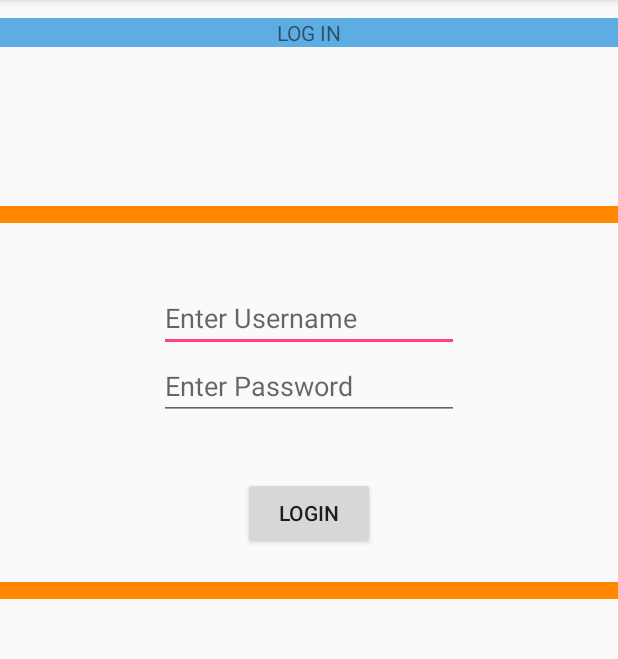
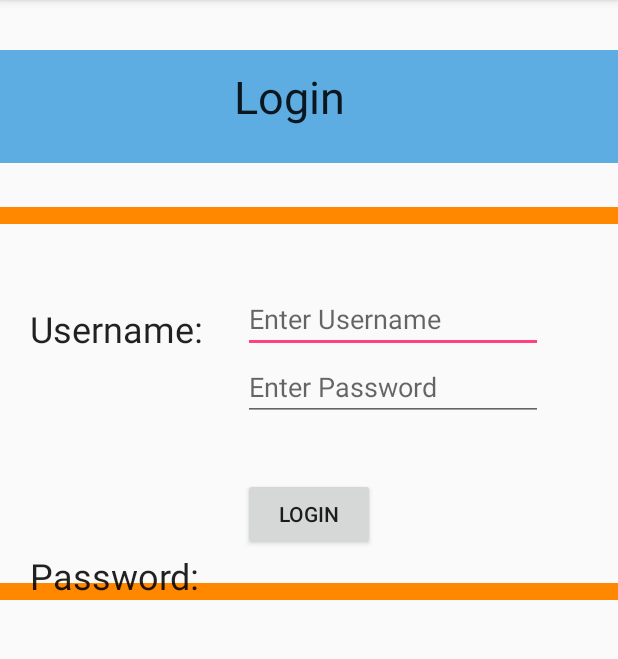
Before and after one commit to anmolw/CP3405-App, an Android app: the screen it shows after launch (MainActivity), on a phone screen of 412 x 824 dp, the part 84-743 px from its top. Run offline under Robolectric (Android 15) with nearby library versions, the phone set to English and light mode, and no system bars; our stand-ins replace Volley.

Commit message:
Updated Login design

```diff
--- a/Dining/app/src/main/res/layout/activity_main.xml
+++ b/Dining/app/src/main/res/layout/activity_main.xml
@@ -1,8 +1,22 @@
 <RelativeLayout xmlns:android="http://schemas.android.com/apk/res/android"
+    xmlns:app="http://schemas.android.com/apk/res-auto"
     xmlns:tools="http://schemas.android.com/tools"
     android:layout_width="match_parent"
     android:layout_height="match_parent"
     tools:context="com.example.primepc.dining.MainActivity">
+
+    <TextView
+        android:id="@+id/textView15"
+        android:layout_width="wrap_content"
+        android:layout_height="wrap_content"
+        android:layout_alignBottom="@+id/id"
+        android:layout_alignParentStart="true"
+        android:layout_marginStart="20dp"
+        android:text="Username:"
+        android:textAppearance="@style/TextAppearance.AppCompat"
+        android:textSize="24sp"
+        android:layout_alignParentLeft="true"
+        android:layout_marginLeft="20dp" />
 
     <View
         android:layout_width="match_parent"
@@ -18,9 +32,10 @@
         android:layout_width="200dp"
         android:layout_height="wrap_content"
         android:layout_alignParentTop="true"
-        android:layout_centerHorizontal="true"
-        android:layout_marginTop="189dp"
-        android:hint="Enter Username" />
+        android:layout_alignStart="@+id/button2"
+        android:layout_marginTop="190dp"
+        android:hint="Enter Username"
+        android:layout_alignLeft="@+id/button2" />
 
     <EditText
         android:id="@+id/id2"
@@ -55,17 +70,36 @@
 
     <TextView
         android:id="@+id/textView"
+        android:layout_width="match_parent"
+        android:layout_height="75dp"
+        android:layout_alignParentStart="true"
+        android:layout_alignParentTop="true"
+        android:layout_marginTop="33dp"
+        android:background="@color/heads"
+        android:textAlignment="center"
+        android:textAllCaps="true"
+        android:layout_alignParentLeft="true" />
+
+    <TextView
+        android:id="@+id/textView11"
+        android:layout_width="99dp"
+        android:layout_height="43dp"
+        android:layout_alignParentTop="true"
+        android:layout_centerHorizontal="true"
+        android:layout_marginTop="44dp"
+        android:text="Login"
+        android:textAppearance="@style/TextAppearance.AppCompat.Body1"
+        android:textSize="30sp" />
+
+    <TextView
+        android:id="@+id/textView14"
         android:layout_width="wrap_content"
         android:layout_height="wrap_content"
-        android:layout_alignParentEnd="true"
-        android:layout_alignParentLeft="true"
-        android:layout_alignParentRight="true"
-        android:layout_alignParentStart="true"
-        android:layout_alignParentTop="true"
-        android:layout_marginTop="12dp"
-        android:text="LOG IN"
-        android:textAlignment="center"
-        android:textAllCaps="true"
-        android:background="@color/heads"/>
+        android:layout_alignStart="@+id/textView15"
+        android:layout_centerVertical="true"
+        android:text="Password:"
+        android:textAppearance="@style/TextAppearance.AppCompat"
+        android:textSize="24sp"
+        android:layout_alignLeft="@+id/textView15" />
 
 </RelativeLayout>
```
